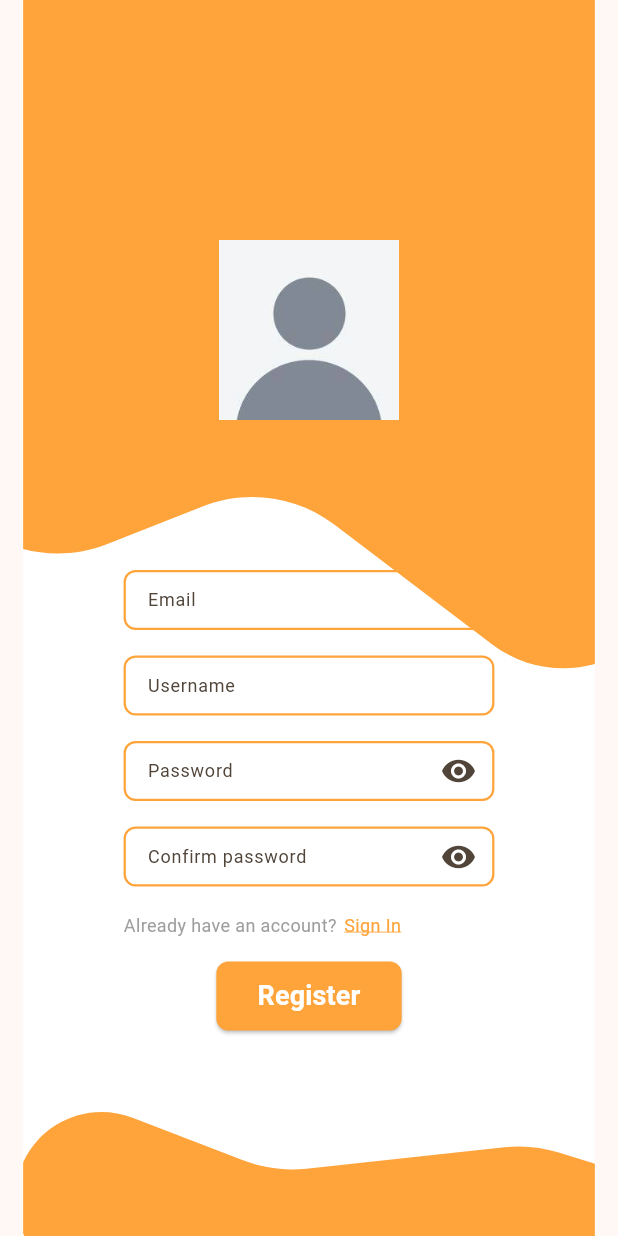
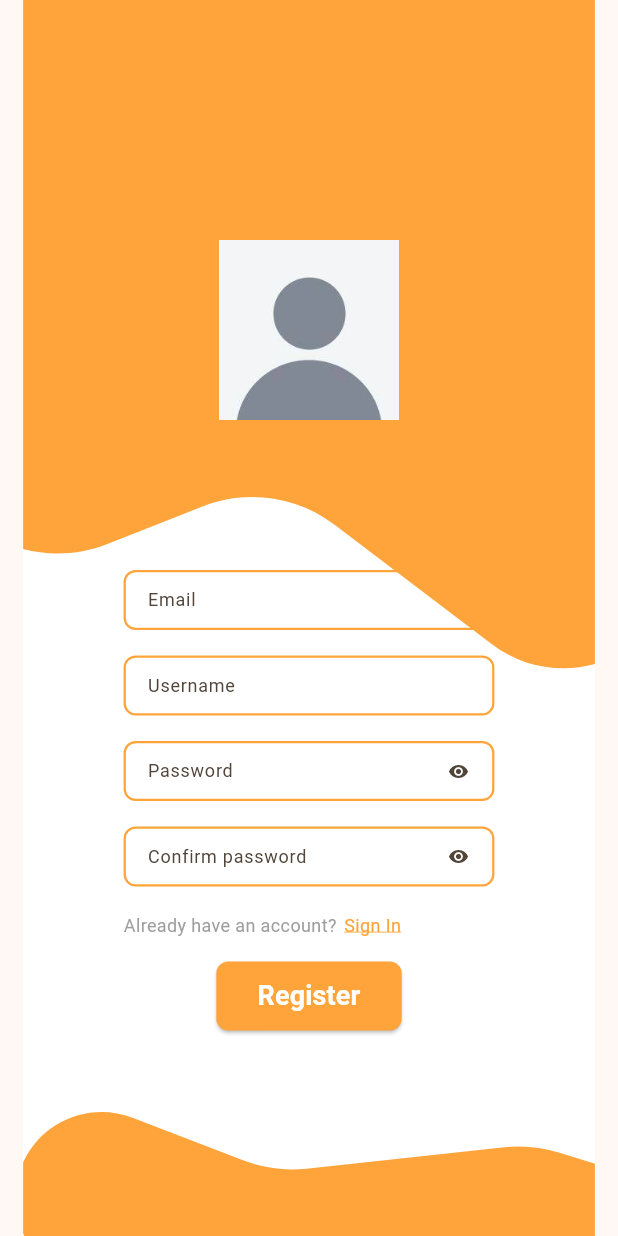
Before and after one commit to lil-gal/StratyANalezy, a Flutter app: the RegisterPage screen opened by its route, on a phone screen of 412 x 824 dp. Run offline on Flutter 3.47's test engine with Material 3 defaults, Android fonts, the phone set to English and light mode, and no system bars; our stand-ins replace flutter_map, flutter_svg_provider, latlong2.

Commit message:
Smol change to cutsom text field

```diff
--- a/lib/pages/register.dart
+++ b/lib/pages/register.dart
@@ -140,6 +140,7 @@ class _RegisterPageState extends State<RegisterPage> {
 
                               CustomTextFormField(
                                 height: 40,
+                                fontSize: 12,
                                 style: TextStyle(fontSize: 12),
                                 obscureText: true,
                                 autovalidateMode: AutovalidateMode.onUnfocus,
--- a/lib/widget/custom_text_form_field.dart
+++ b/lib/widget/custom_text_form_field.dart
@@ -13,6 +13,7 @@ class CustomTextFormField extends StatefulWidget{
   final bool changeVisibility;
 
   final double height;
+  final double fontSize;
   final BorderRadius? borderRadius;
 
   final FormFieldValidator<String>? validator;
@@ -24,6 +25,7 @@ class CustomTextFormField extends StatefulWidget{
     this.autovalidateMode = AutovalidateMode.disabled,
     this.decoration = const InputDecoration(border: OutlineInputBorder(), errorStyle: TextStyle(fontSize: 0)),
     this.errorSize = 12,
+    this.fontSize = 12,
     this.controller,
     this.height = 50,
     this.borderRadius,
@@ -102,14 +104,18 @@ class _CustomTextFormFieldState extends State<CustomTextFormField>{
                     onPressed: (){
                       changeVisibility();
                     },
-                    icon: _isVisible ? Icon(Icons.visibility_off) : Icon(Icons.visibility),
+                    icon: _isVisible ? Icon(Icons.visibility_off, size: widget.fontSize + 2) : Icon(Icons.visibility, size: widget.fontSize + 2),
                   ) : null,
+                  labelStyle: TextStyle(fontSize: widget.fontSize),
+                  hintStyle: TextStyle(fontSize: widget.fontSize),
                   enabledBorder: OutlineInputBorder(
                     borderRadius: BorderRadius.circular(8),
                     borderSide: _isHovered ? BorderSide(color: AppTheme.hover, width: 2) : BorderSide(color:AppTheme.normal, width: 1.5)
                   ),
                 ),
-                style: widget.style,
+                style: widget.style?.copyWith(
+                  fontSize: widget.fontSize,
+                ),
               ),
             )
           ),
```
